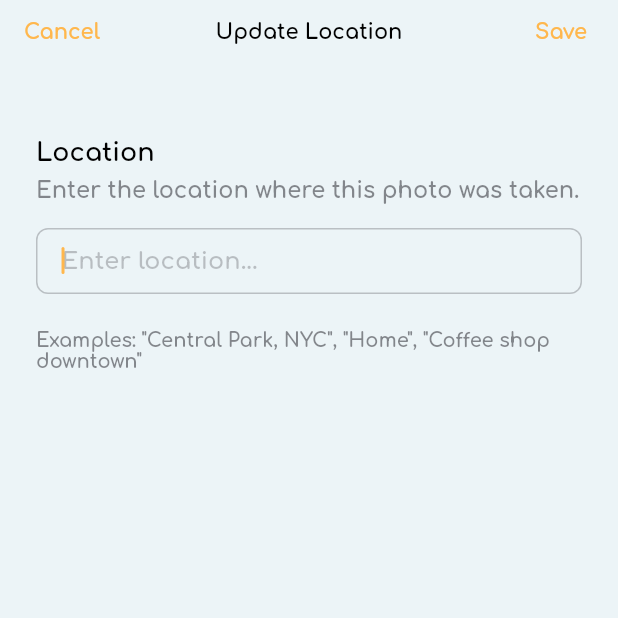
After one commit to openark-net/life_frame, a Flutter app: the LocationSelectionModal screen opened directly, on a phone screen of 412 x 824 dp, the top half of it. The commit adds this screen. Run offline on Flutter 3.47's test engine with Material 3 defaults, Android fonts, the phone set to English and light mode, and no system bars; our stand-ins replace camera, device_info_plus, flutter_local_notifications, flutter_svg, geocoding, geolocator and 10 more; missing offline and left inert: gal; accounts and stored records are empty.

Commit message:
refactored photo confirmation screen

```diff
--- /dev/null
+++ b/lib/widgets/capture/location_selection_modal.dart
@@ -0,0 +1,120 @@
+import 'package:flutter/cupertino.dart';
+import 'package:get/get.dart';
+import 'package:talker/talker.dart';
+
+class LocationSelectionModal extends StatefulWidget {
+  final String? initialLocation;
+
+  const LocationSelectionModal({super.key, this.initialLocation});
+
+  @override
+  State<LocationSelectionModal> createState() => _LocationSelectionModalState();
+}
+
+class _LocationSelectionModalState extends State<LocationSelectionModal> {
+  late TextEditingController _locationController;
+  late Talker _talker;
+
+  @override
+  void initState() {
+    super.initState();
+    _locationController = TextEditingController(
+      text: widget.initialLocation ?? '',
+    );
+    _talker = Get.find<Talker>();
+    _talker.info('Location selection modal opened', {
+      'initialLocation': widget.initialLocation,
+    });
+  }
+
+  @override
+  void dispose() {
+    _locationController.dispose();
+    super.dispose();
+  }
+
+  void _onCancel() {
+    _talker.info('Location selection cancelled');
+    Navigator.of(context).pop(null);
+  }
+
+  void _onSave() {
+    final location = _locationController.text.trim();
+    _talker.info('Location selection saved', {'location': location});
+    Navigator.of(context).pop(location.isEmpty ? null : location);
+  }
+
+  @override
+  Widget build(BuildContext context) {
+    return CupertinoPageScaffold(
+      navigationBar: CupertinoNavigationBar(
+        middle: const Text('Update Location'),
+        leading: CupertinoButton(
+          padding: EdgeInsets.zero,
+          onPressed: _onCancel,
+          child: const Text('Cancel'),
+        ),
+        trailing: CupertinoButton(
+          padding: EdgeInsets.zero,
+          onPressed: _onSave,
+          child: const Text(
+            'Save',
+            style: TextStyle(fontWeight: FontWeight.w600),
+          ),
+        ),
+      ),
+      child: SafeArea(
+        child: Padding(
+          padding: const EdgeInsets.all(24.0),
+          child: Column(
+            crossAxisAlignment: CrossAxisAlignment.start,
+            children: [
+              const SizedBox(height: 24),
+              const Text(
+                'Location',
+                style: TextStyle(fontSize: 17, fontWeight: FontWeight.w600),
+              ),
+              const SizedBox(height: 8),
+              const Text(
+                'Enter the location where this photo was taken.',
+                style: TextStyle(
+                  fontSize: 15,
+                  color: CupertinoColors.secondaryLabel,
+                ),
+              ),
+              const SizedBox(height: 16),
+              CupertinoTextField(
+                controller: _locationController,
+                placeholder: 'Enter location...',
+                style: const TextStyle(fontSize: 16),
+                padding: const EdgeInsets.symmetric(
+                  horizontal: 16,
+                  vertical: 12,
+                ),
+                decoration: BoxDecoration(
+                  color: CupertinoTheme.of(context).scaffoldBackgroundColor,
+                  border: Border.all(
+                    color: CupertinoColors.separator.resolveFrom(context),
+                  ),
+                  borderRadius: BorderRadius.circular(8),
+                ),
+                maxLines: 3,
+                minLines: 1,
+                textCapitalization: TextCapitalization.words,
+                autofocus: true,
+              ),
+              const SizedBox(height: 24),
+              const Text(
+                'Examples: "Central Park, NYC", "Home", "Coffee shop downtown"',
+                style: TextStyle(
+                  fontSize: 13,
+                  color: CupertinoColors.secondaryLabel,
+                ),
+              ),
+            ],
+          ),
+        ),
+      ),
+    );
+  }
+}
```
Also changed, not shown: lib/screens/capture/photo_confirmation_screen.dart (+20 -101 lines), lib/widgets/capture/confirm/action_buttons.dart (added, +96 -0 lines), lib/widgets/capture/confirm/image_preview.dart (added, +95 -0 lines).
